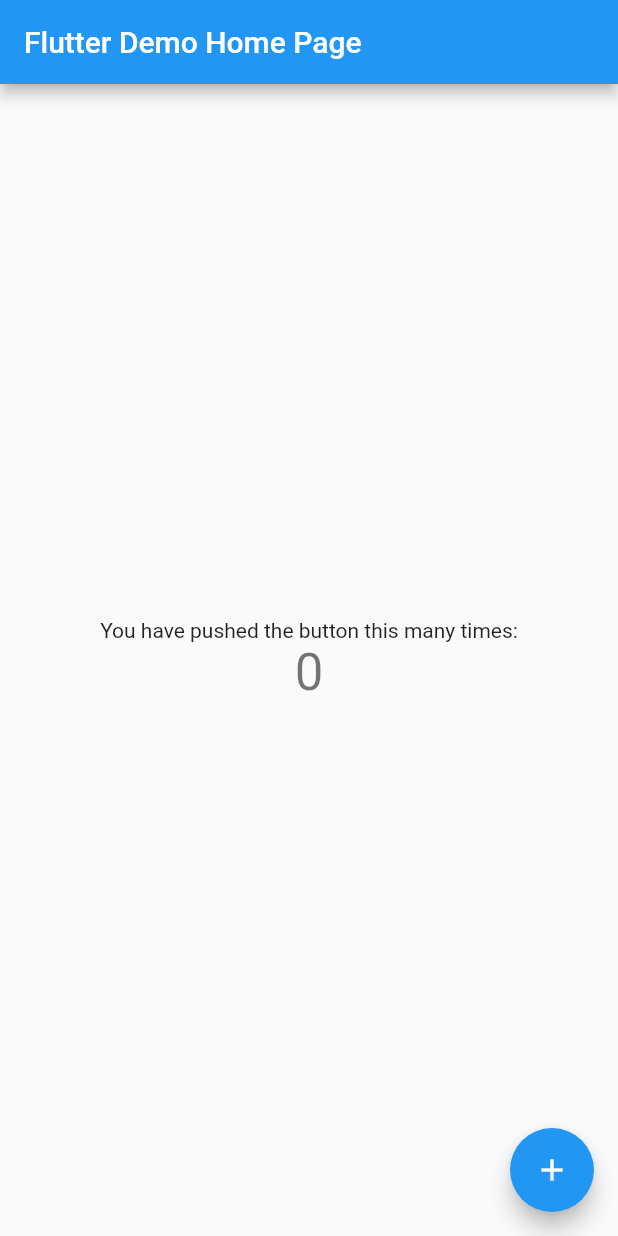
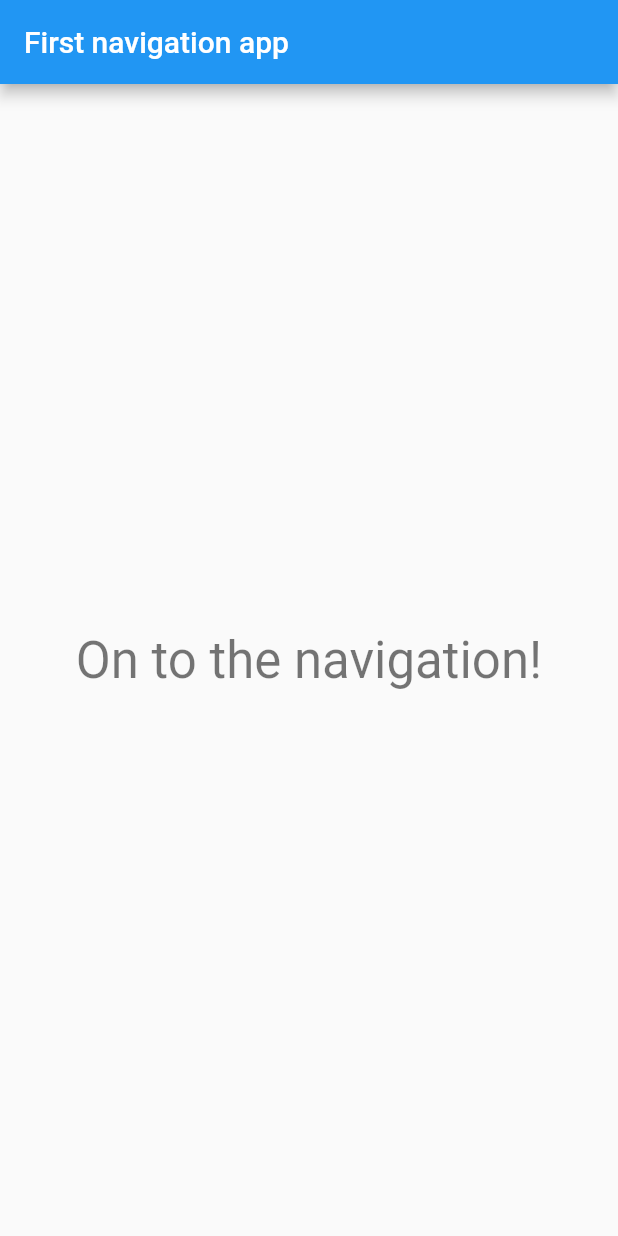
Before and after one commit to pmbos/flutter_03_meals_app, a Flutter app: the screen it shows after launch, on a phone screen of 412 x 824 dp. Run offline on Flutter 3.47's test engine with Material 2 defaults, Android fonts, the phone set to English and light mode, and no system bars.

```diff
--- a/lib/main.dart
+++ b/lib/main.dart
@@ -1,117 +1,39 @@
 import 'package:flutter/material.dart';
 
-void main() {
-  runApp(MyApp());
-}
+void main() => runApp(MyApp());
 
 class MyApp extends StatelessWidget {
-  // This widget is the root of your application.
   @override
   Widget build(BuildContext context) {
     return MaterialApp(
-      title: 'Flutter Demo',
+      title: 'DeliMeals',
       theme: ThemeData(
-        // This is the theme of your application.
-        //
-        // Try running your application with "flutter run". You'll see the
-        // application has a blue toolbar. Then, without quitting the app, try
-        // changing the primarySwatch below to Colors.green and then invoke
-        // "hot reload" (press "r" in the console where you ran "flutter run",
-        // or simply save your changes to "hot reload" in a Flutter IDE).
-        // Notice that the counter didn't reset back to zero; the application
-        // is not restarted.
         primarySwatch: Colors.blue,
-        // This makes the visual density adapt to the platform that you run
-        // the app on. For desktop platforms, the controls will be smaller and
-        // closer together (more dense) than on mobile platforms.
         visualDensity: VisualDensity.adaptivePlatformDensity,
       ),
-      home: MyHomePage(title: 'Flutter Demo Home Page'),
+      home: MyHomePage(),
     );
   }
 }
 
-class MyHomePage extends StatefulWidget {
-  MyHomePage({Key key, this.title}) : super(key: key);
-
-  // This widget is the home page of your application. It is stateful, meaning
-  // that it has a State object (defined below) that contains fields that affect
-  // how it looks.
-
-  // This class is the configuration for the state. It holds the values (in this
-  // case the title) provided by the parent (in this case the App widget) and
-  // used by the build method of the State. Fields in a Widget subclass are
-  // always marked "final".
-
-  final String title;
-
-  @override
-  _MyHomePageState createState() => _MyHomePageState();
-}
-
-class _MyHomePageState extends State<MyHomePage> {
-  int _counter = 0;
-
-  void _incrementCounter() {
-    setState(() {
-      // This call to setState tells the Flutter framework that something has
-      // changed in this State, which causes it to rerun the build method below
-      // so that the display can reflect the updated values. If we changed
-      // _counter without calling setState(), then the build method would not be
-      // called again, and so nothing would appear to happen.
-      _counter++;
-    });
-  }
-
+class MyHomePage extends StatelessWidget {
   @override
   Widget build(BuildContext context) {
-    // This method is rerun every time setState is called, for instance as done
-    // by the _incrementCounter method above.
-    //
-    // The Flutter framework has been optimized to make rerunning build methods
-    // fast, so that you can just rebuild anything that needs updating rather
-    // than having to individually change instances of widgets.
     return Scaffold(
       appBar: AppBar(
-        // Here we take the value from the MyHomePage object that was created by
-        // the App.build method, and use it to set our appbar title.
-        title: Text(widget.title),
+        title: Text("First navigation app"),
       ),
       body: Center(
-        // Center is a layout widget. It takes a single child and positions it
-        // in the middle of the parent.
         child: Column(
-          // Column is also a layout widget. It takes a list of children and
-          // arranges them vertically. By default, it sizes itself to fit its
-          // children horizontally, and tries to be as tall as its parent.
-          //
-          // Invoke "debug painting" (press "p" in the console, choose the
-          // "Toggle Debug Paint" action from the Flutter Inspector in Android
-          // Studio, or the "Toggle Debug Paint" command in Visual Studio Code)
-          // to see the wireframe for each widget.
-          //
-          // Column has various properties to control how it sizes itself and
-          // how it positions its children. Here we use mainAxisAlignment to
-          // center the children vertically; the main axis here is the vertical
-          // axis because Columns are vertical (the cross axis would be
-          // horizontal).
           mainAxisAlignment: MainAxisAlignment.center,
           children: <Widget>[
             Text(
-              'You have pushed the button this many times:',
-            ),
-            Text(
-              '$_counter',
+              'On to the navigation!',
               style: Theme.of(context).textTheme.headline4,
             ),
           ],
         ),
       ),
-      floatingActionButton: FloatingActionButton(
-        onPressed: _incrementCounter,
-        tooltip: 'Increment',
-        child: Icon(Icons.add),
-      ), // This trailing comma makes auto-formatting nicer for build methods.
     );
   }
 }
```
Also changed, not shown: lib/categories_screen.dart (added, +16 -0 lines), lib/dummy_data.dart (added, +56 -0 lines), lib/models/category.dart (added, +10 -0 lines).
